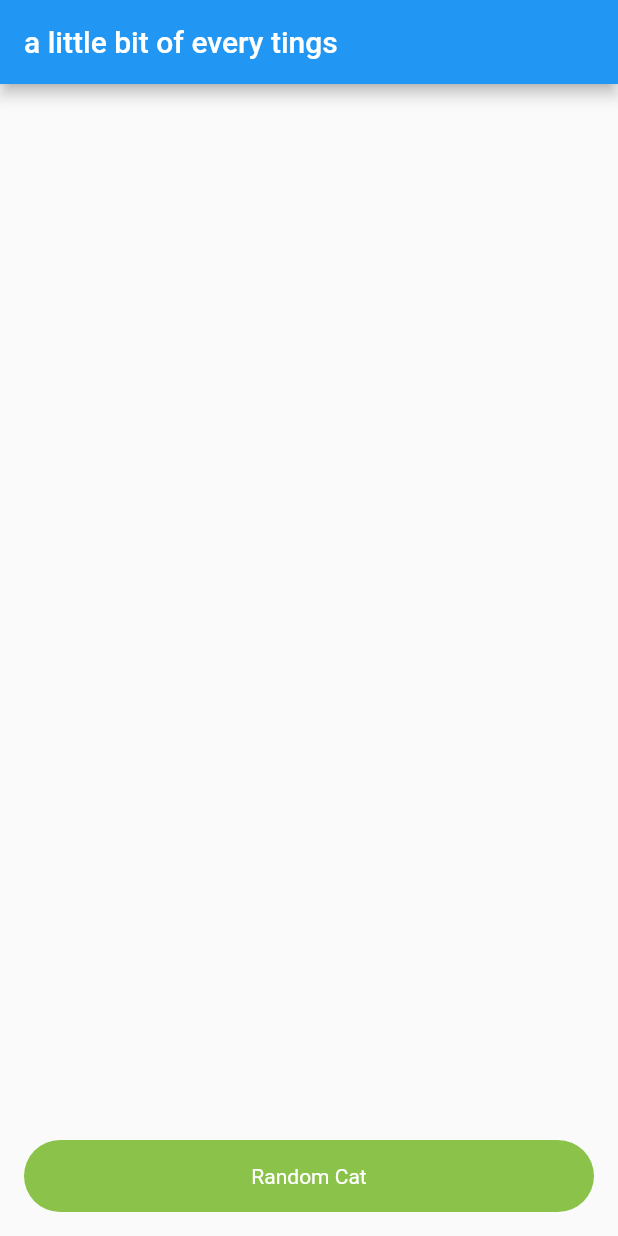
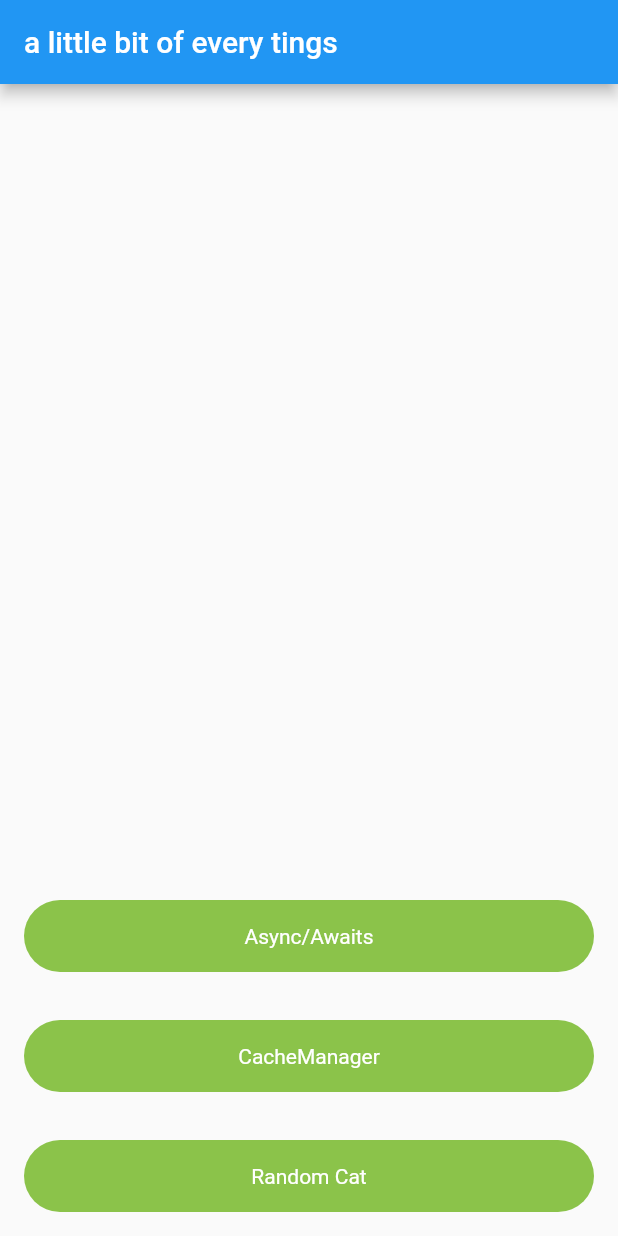
Before and after one commit to CedricBardaine/mds_little_bit, a Flutter app: the screen it shows after launch, on a phone screen of 412 x 824 dp. Run offline on Flutter 3.47's test engine with Material 2 defaults, Android fonts, the phone set to English and light mode, and no system bars.

Commit message:
btn has actions

```diff
--- a/lib/page/home_page.dart
+++ b/lib/page/home_page.dart
@@ -11,7 +11,15 @@ class HomePage extends StatelessWidget {
         child: Column(
           mainAxisAlignment: MainAxisAlignment.end,
           children: [
-            AButton("Random Cat"),
+            AButton("Async/Awaits", () {
+              print("Async/Awaits");
+            }),
+            AButton("CacheManager", () {
+              print("CacheManager");
+            }),
+            AButton("Random Cat", () {
+              print("'miaou'");
+            }),
           ],
         ),
       ),
--- a/lib/widget/a_button.dart
+++ b/lib/widget/a_button.dart
@@ -2,8 +2,9 @@ import 'package:flutter/material.dart';
 
 class AButton extends StatefulWidget {
   final String title;
+  final Function callback;
 
-  AButton(this.title);
+  AButton(this.title, this.callback);
 
   @override
   _AButtonState createState() => _AButtonState();
@@ -38,6 +39,8 @@ class _AButtonState extends State<AButton> {
           setState(() {
             _color = Colors.lightGreen.withOpacity(1);
           });
+
+          widget.callback();
         },
         onTapCancel: () {
           setState(() {
```
